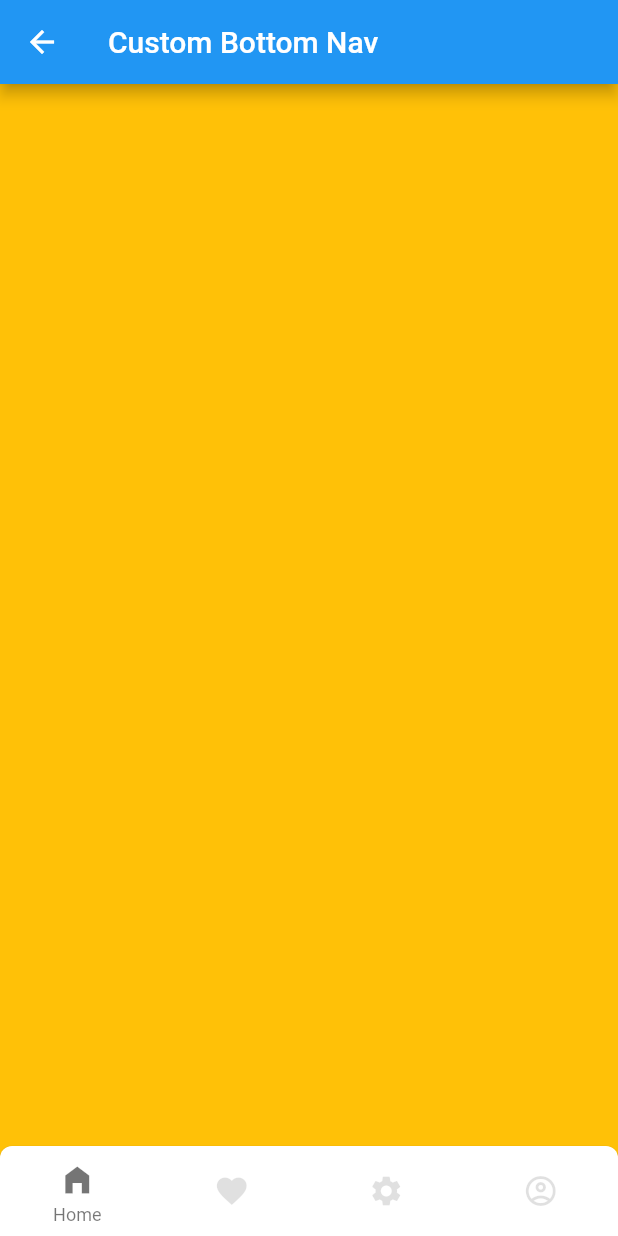
After one commit to islamdidarmd/flutter-playground, a Flutter app: the screen it shows after launch, after a tap on "Custom Bottom Nav", on a phone screen of 412 x 824 dp. The commit adds this screen. Run offline on Flutter 3.47's test engine with Material 2 defaults, Android fonts, the light colour scheme and no system bars.

Commit message:
Add bottom nav example

```diff
--- /dev/null
+++ b/lib/bottom_nav/bottom_nav_item.dart
@@ -0,0 +1,49 @@
+import 'package:flutter/material.dart';
+
+class BottomNavItem extends StatelessWidget {
+  final int selectedIndex;
+  final int index;
+  final IconData icon;
+  final Function(int index) onTap;
+
+  const BottomNavItem({
+    Key? key,
+    required this.onTap,
+    required this.selectedIndex,
+    required this.index,
+    required this.icon,
+  }) : super(key: key);
+
+  @override
+  Widget build(BuildContext context) {
+    return Expanded(
+      child: AnimatedSlide(
+        duration: const Duration(milliseconds: 250),
+        offset: getIconOffset(selectedIndex, index),
+        child: InkWell(
+          onTap: () => onTap(index),
+          child: Icon(
+            icon,
+            color: getColorForIndex(selectedIndex, index),
+          ),
+        ),
+      ),
+    );
+  }
+
+  Offset getIconOffset(int selected, int index) {
+    if (selected == index) {
+      return const Offset(0, -.3);
+    } else {
+      return const Offset(0, 0);
+    }
+  }
+
+  Color getColorForIndex(int selected, int index) {
+    if (selected == index) {
+      return Colors.black54;
+    } else {
+      return Colors.black12;
+    }
+  }
+}
--- /dev/null
+++ b/lib/bottom_nav/bottom_nav_item_caption.dart
@@ -0,0 +1,42 @@
+import 'package:flutter/material.dart';
+
+class BottomNavItemCaption extends StatelessWidget {
+  final int selectedIndex;
+
+  const BottomNavItemCaption({
+    Key? key,
+    required this.selectedIndex,
+  }) : super(key: key);
+
+  @override
+  Widget build(BuildContext context) {
+    return AnimatedPositioned(
+      duration: const Duration(milliseconds: 250),
+      left: selectedIndex * (MediaQuery.of(context).size.width / 4),
+      bottom: 0,
+      child: Container(
+          height: 40,
+          padding: const EdgeInsets.only(top: 12),
+          width: MediaQuery.of(context).size.width / 4,
+          child: Center(
+              child: Text(
+            getTextForIndex(selectedIndex),
+            style: Theme.of(context).textTheme.caption,
+          ))),
+    );
+  }
+
+  String getTextForIndex(int index) {
+    switch (index) {
+      case 0:
+        return "Home";
+      case 1:
+        return "Favorites";
+      case 2:
+        return "Settings";
+      case 3:
+        return "Profile";
+    }
+    return "";
+  }
+}
--- /dev/null
+++ b/lib/bottom_nav/bottom_nav_screen.dart
@@ -0,0 +1,25 @@
+import 'package:flutter/material.dart';
+
+import 'custom_bottom_nav.dart';
+
+class BottomNavScreen extends StatelessWidget {
+  const BottomNavScreen({Key? key}) : super(key: key);
+
+  @override
+  Widget build(BuildContext context) {
+    return Scaffold(
+      backgroundColor: Colors.amber,
+      appBar: AppBar(
+        title: const Text('Custom Bottom Nav'),
+      ),
+      body: Column(
+        children: [
+          Expanded(
+            child: Container(),
+          ),
+          const CustomBottomNav(),
+        ],
+      ),
+    );
+  }
+}
--- /dev/null
+++ b/lib/bottom_nav/custom_bottom_nav.dart
@@ -0,0 +1,78 @@
+import 'package:flutter/material.dart';
+
+import 'bottom_nav_item.dart';
+import 'bottom_nav_item_caption.dart';
+
+class CustomBottomNav extends StatefulWidget {
+  const CustomBottomNav({Key? key}) : super(key: key);
+
+  @override
+  _CustomBottomNavState createState() => _CustomBottomNavState();
+}
+
+class _CustomBottomNavState extends State<CustomBottomNav> {
+  int selectedIndex = 0;
+
+  @override
+  Widget build(BuildContext context) {
+    return Card(
+      margin: const EdgeInsets.all(0),
+      clipBehavior: Clip.hardEdge,
+      shape: const RoundedRectangleBorder(
+        borderRadius: BorderRadius.only(
+            topLeft: Radius.circular(8.0), topRight: Radius.circular(8.0)),
+      ),
+      child: Stack(
+        children: [
+          SizedBox(
+            height: 60,
+            child: Padding(
+              padding: const EdgeInsets.symmetric(horizontal: 0, vertical: 8),
+              child: Row(
+                //mainAxisAlignment: MainAxisAlignment.spaceBetween,
+                children: [
+                  BottomNavItem(
+                    onTap: onTap,
+                    selectedIndex: selectedIndex,
+                    index: 0,
+                    icon: Icons.home_filled,
+                  ),
+                  BottomNavItem(
+                    onTap: onTap,
+                    selectedIndex: selectedIndex,
+                    index: 1,
+                    icon: Icons.favorite,
+                  ),
+                  BottomNavItem(
+                    onTap: onTap,
+                    selectedIndex: selectedIndex,
+                    index: 2,
+                    icon: Icons.settings,
+                  ),
+                  BottomNavItem(
+                    onTap: onTap,
+                    selectedIndex: selectedIndex,
+                    index: 3,
+                    icon: Icons.account_circle_outlined,
+                  ),
+                ],
+              ),
+            ),
+          ),
+          BottomNavItemCaption(
+            selectedIndex: selectedIndex,
+          ),
+        ],
+      ),
+    );
+  }
+
+  onTap(int index) {
+    if (selectedIndex == index) {
+      return;
+    }
+    setState(() {
+      selectedIndex = index;
+    });
+  }
+}
--- a/lib/home/home_screen.dart
+++ b/lib/home/home_screen.dart
@@ -1,6 +1,8 @@
 import 'package:flutter/material.dart';
 import 'package:flutter_playground/custom_painter/custom_painter_screen.dart';
 import 'package:flutter_playground/utils/navigation_utils.dart';
+
+import '../bottom_nav/bottom_nav_screen.dart';
 
 class HomeScreen extends StatelessWidget {
   const HomeScreen({Key? key}) : super(key: key);
@@ -23,6 +25,12 @@ class HomeScreen extends StatelessWidget {
               },
               child: const Text('Custom Painter Example'),
             ),
+            ElevatedButton(
+              onPressed: () {
+                context.navigateTo(const BottomNavScreen());
+              },
+              child: const Text('Custom Bottom Nav'),
+            ),
           ],
         ),
       ),
```
